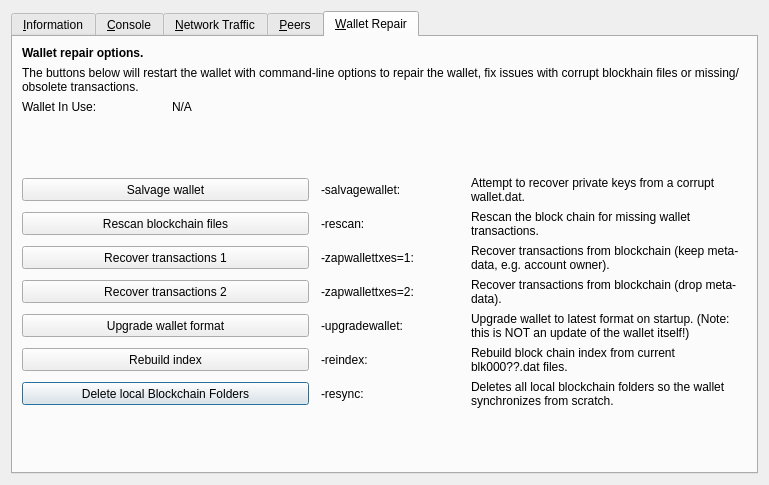
The window that src/qt/forms/rpcconsole.ui (WorldExchange/DWE) describes before a commit, drawn with Qt 5.
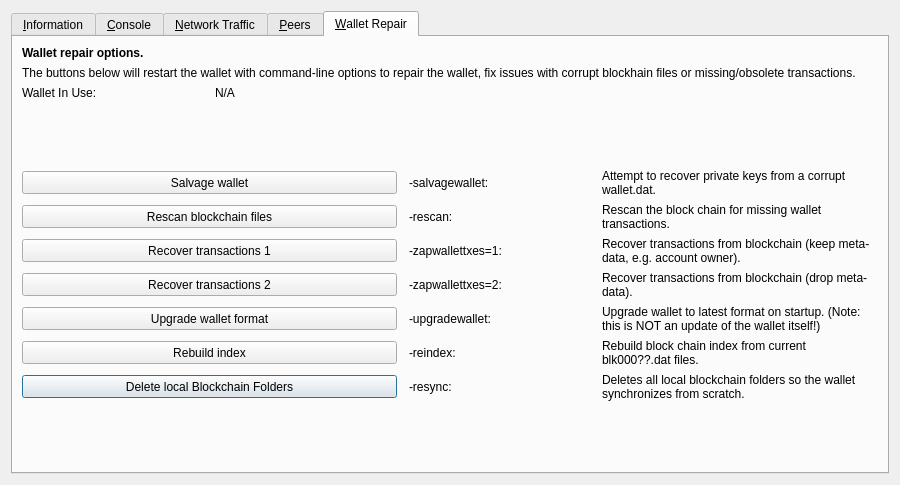
The same window after the commit. The open tabs and pages were chosen to show the change. Icons and pictures are not drawn. Custom widgets are drawn as their Qt base class.

Diff of the .ui file:
```diff
--- a/src/qt/forms/rpcconsole.ui
+++ b/src/qt/forms/rpcconsole.ui
@@ -6,10 +6,22 @@
    <rect>
     <x>0</x>
     <y>0</y>
-    <width>769</width>
+    <width>900</width>
     <height>485</height>
    </rect>
   </property>
+  <property name="sizePolicy">
+   <sizepolicy hsizetype="Fixed" vsizetype="Preferred">
+    <horstretch>0</horstretch>
+    <verstretch>0</verstretch>
+   </sizepolicy>
+  </property>
+  <property name="minimumSize">
+   <size>
+    <width>900</width>
+    <height>0</height>
+   </size>
+  </property>
   <property name="windowTitle">
    <string>Tools window</string>
   </property>
```
Left out of the diff: 2 changed lines with no effect on the pictures.
